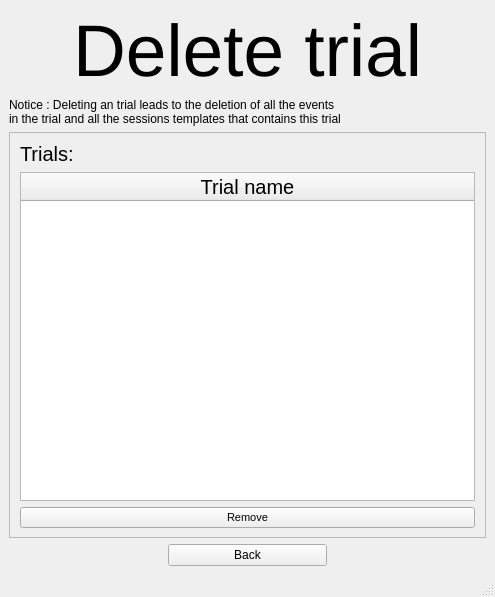
The window that UI/delete_trial_type.ui (KehatSudri/Behavior_System2.0) describes before a commit, drawn with Qt 5.
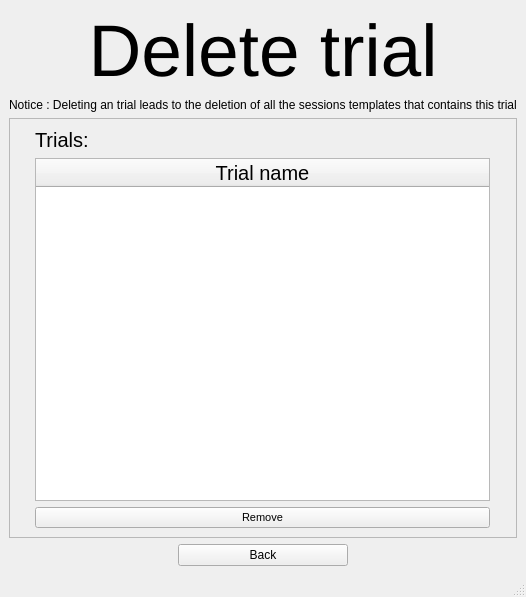
The same window after the commit.

Commit message: remove trial from db

What changed in the file:
```diff
--- a/UI/delete_trial_type.ui
+++ b/UI/delete_trial_type.ui
@@ -153,8 +153,8 @@
         <rect>
          <x>0</x>
          <y>0</y>
-         <width>481</width>
-         <height>373</height>
+         <width>475</width>
+         <height>418</height>
         </rect>
        </property>
        <layout class="QGridLayout" name="gridLayout">
@@ -238,8 +238,7 @@
        </font>
       </property>
       <property name="text">
-       <string>Notice : Deleting an trial leads to the deletion of all the events
-in the trial and all the sessions templates that contains this trial</string>
+       <string>Notice : Deleting an trial leads to the deletion of all the sessions templates that contains this trial</string>
       </property>
      </widget>
     </item>
```
The commit also changes 1 other file.
